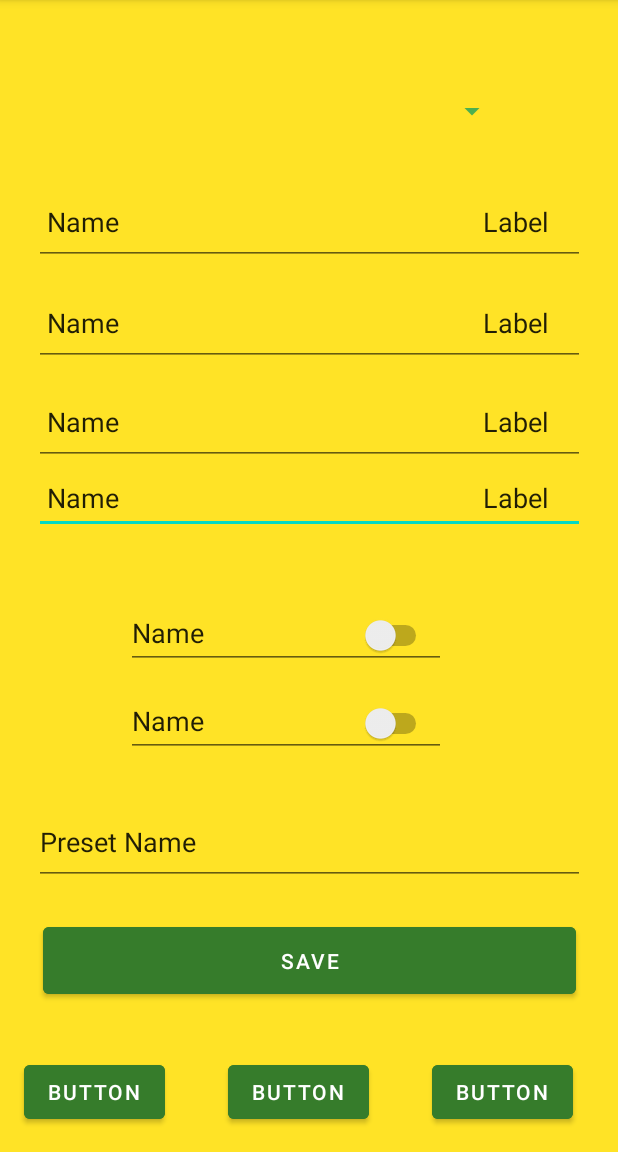
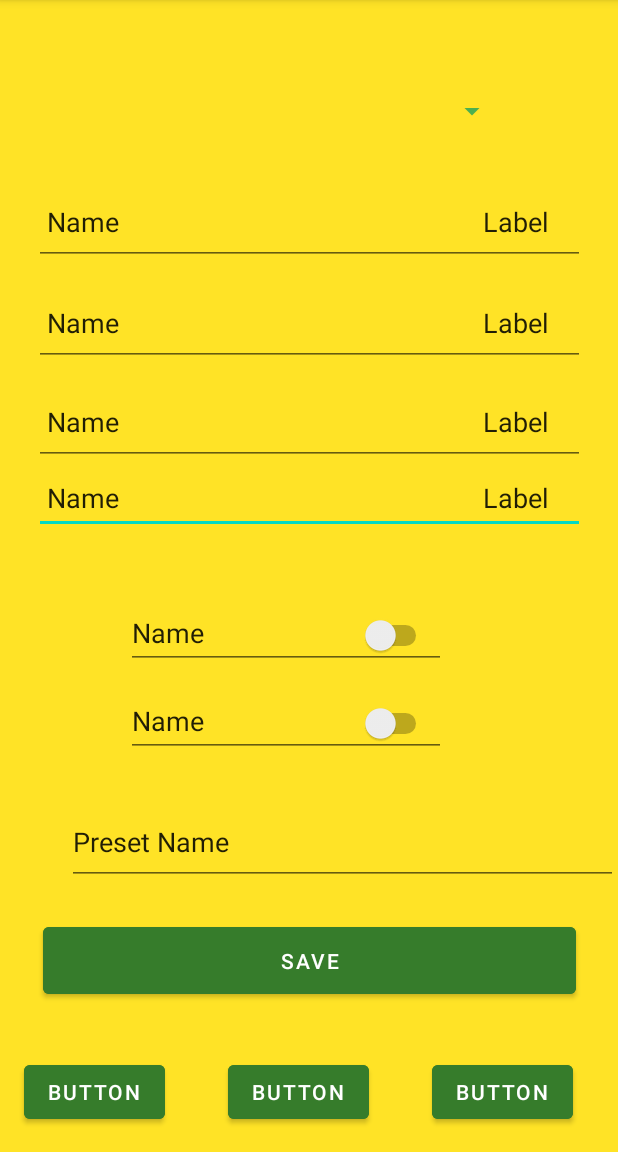
Before and after one commit to BhsSTEM/TeamCEVN_OperatorID_2022, an Android app: the screen it shows after launch (MainActivity), on a phone screen of 412 x 824 dp, the part 84-1236 px from its top. Run offline under Robolectric (Android 15) with nearby library versions, the phone set to English and light mode, and no system bars.

Commit message:
fixed all errors

```diff
--- a/app/src/main/res/layout/activity_main.xml
+++ b/app/src/main/res/layout/activity_main.xml
@@ -47,6 +47,7 @@
         android:text="Preset Name"
         app:layout_constraintBottom_toTopOf="@+id/button2"
         app:layout_constraintEnd_toEndOf="parent"
+        app:layout_constraintHorizontal_bias="1.0"
         app:layout_constraintStart_toStartOf="parent"
         app:layout_constraintTop_toBottomOf="@+id/editTextTextPersonName3" />
 
```
